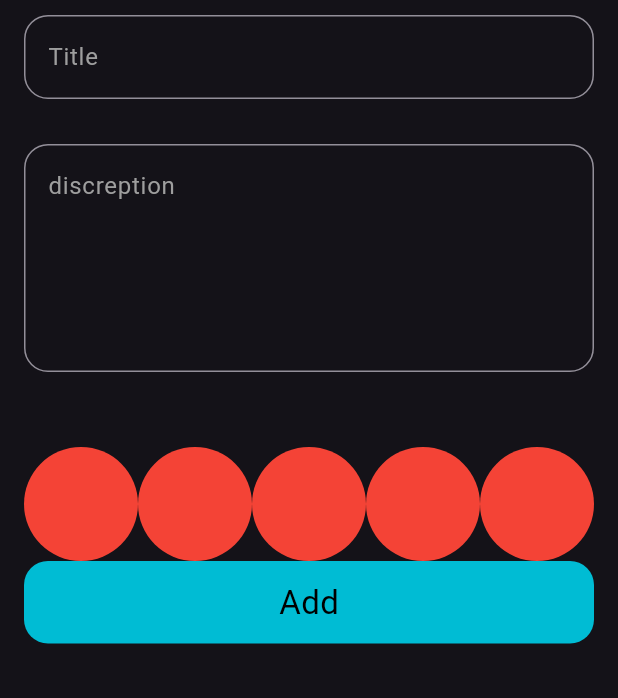
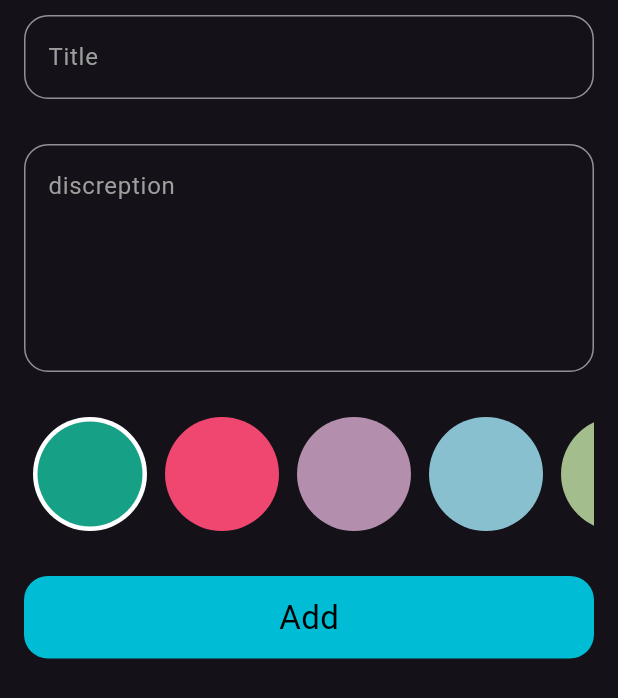
Before and after one commit to amaar-abd/nots_app, a Flutter app: the FormAddNote widget shown alone on an empty page, opened directly, on a phone screen of 412 x 824 dp. Shown: the top 698 px of the screen. Run offline on Flutter 3.47's test engine with Material 3 defaults, Android fonts, the phone set to English and light mode, and no system bars; our stand-ins replace bloc, flutter_bloc, hive, hive_flutter; accounts and stored records are empty.

Commit message:
colors list view part two

```diff
--- a/lib/widgets/add_note_form.dart
+++ b/lib/widgets/add_note_form.dart
@@ -51,9 +51,9 @@ class _FormAddNoteState extends State<FormAddNote> {
                   subtitle = value;
                 },
               ),
-              SizedBox(height: 50),
+              SizedBox(height: 30),
               ColorListView(),
-
+              SizedBox(height: 30),
               BlocBuilder<AddNoteCubit, AddNotesState>(
                 builder: (context, state) {
                   return CustomBottom(
@@ -93,26 +93,59 @@ class _FormAddNoteState extends State<FormAddNote> {
 }
 
 class ColorCircl extends StatelessWidget {
-  const ColorCircl({super.key});
+  const ColorCircl({super.key, required this.isselect, required this.color});
+  final bool isselect;
+  final Color color;
 
   @override
   Widget build(BuildContext context) {
-    return CircleAvatar(backgroundColor: Colors.red, radius: 38);
+    return isselect
+        ? CircleAvatar(
+            backgroundColor: Colors.white,
+            radius: 38,
+            child: CircleAvatar(backgroundColor: color, radius: 35),
+          )
+        : CircleAvatar(backgroundColor: color, radius: 38);
   }
 }
 
-class ColorListView extends StatelessWidget {
+class ColorListView extends StatefulWidget {
   const ColorListView({super.key});
 
+  @override
+  State<ColorListView> createState() => _ColorListViewState();
+}
+
+class _ColorListViewState extends State<ColorListView> {
+  int cindex = 0;
+  List<Color> colors = [
+    Color(0xFF16A085),
+    Color(0xFFEF476F),
+    Color(0xFFB48EAD),
+    Color(0xFF88C0D0),
+    Color(0xFFA3BE8C),
+  ];
   @override
   Widget build(BuildContext context) {
     return SizedBox(
       height: 38 * 2,
       child: ListView.builder(
         scrollDirection: Axis.horizontal,
-        itemCount: 5,
+        itemCount: colors.length,
         itemBuilder: (context, index) {
-          return ColorCircl();
+          return Padding(
+            padding: EdgeInsets.symmetric(horizontal: 6),
+            child: GestureDetector(
+              onTap: () {
+                cindex = index;
+                setState(() {});
+              },
+              child: ColorCircl(
+                isselect: cindex == index,
+                color: colors[index],
+              ),
+            ),
+          );
         },
       ),
     );
```
